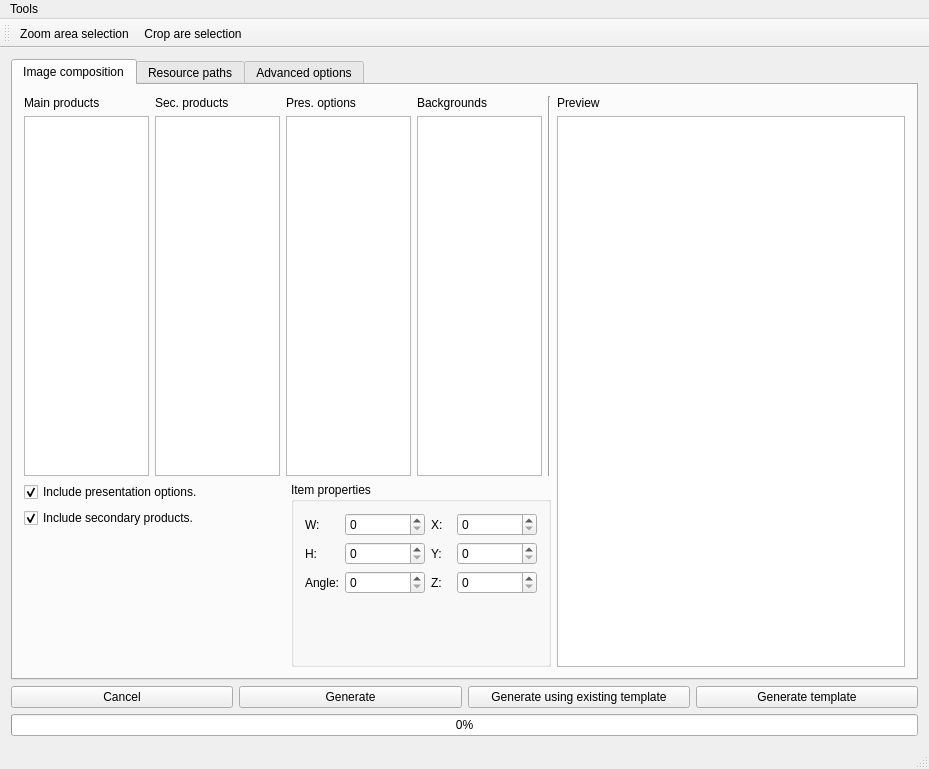
RaydelMiranda/composer, file src/main/python/ui/imagecomposer.ui: the form before one commit.
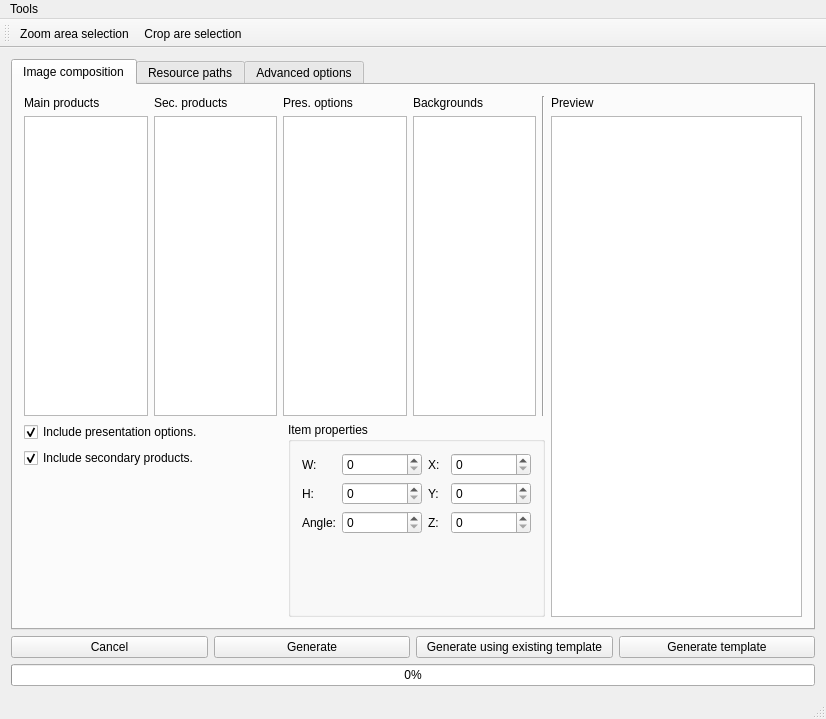
The form after the commit. Icons and pictures are not drawn.

Commit message: Resolution problem

```diff
--- a/src/main/python/ui/imagecomposer.ui
+++ b/src/main/python/ui/imagecomposer.ui
@@ -6,8 +6,8 @@
    <rect>
     <x>0</x>
     <y>0</y>
-    <width>929</width>
-    <height>769</height>
+    <width>826</width>
+    <height>719</height>
    </rect>
   </property>
   <property name="sizePolicy">
@@ -62,7 +62,7 @@
                 <property name="minimumSize">
                  <size>
                   <width>80</width>
-                  <height>360</height>
+                  <height>300</height>
                  </size>
                 </property>
                 <property name="maximumSize">
@@ -99,7 +99,7 @@
                 <property name="minimumSize">
                  <size>
                   <width>80</width>
-                  <height>360</height>
+                  <height>300</height>
                  </size>
                 </property>
                 <property name="maximumSize">
@@ -153,7 +153,7 @@
                 <property name="minimumSize">
                  <size>
                   <width>80</width>
-                  <height>360</height>
+                  <height>300</height>
                  </size>
                 </property>
                 <property name="maximumSize">
@@ -190,7 +190,7 @@
                 <property name="minimumSize">
                  <size>
                   <width>80</width>
-                  <height>360</height>
+                  <height>300</height>
                  </size>
                 </property>
                 <property name="maximumSize">
@@ -1074,7 +1074,7 @@
     <rect>
      <x>0</x>
      <y>0</y>
-     <width>929</width>
+     <width>826</width>
      <height>24</height>
     </rect>
    </property>
```
The commit also changes 1 other file.
